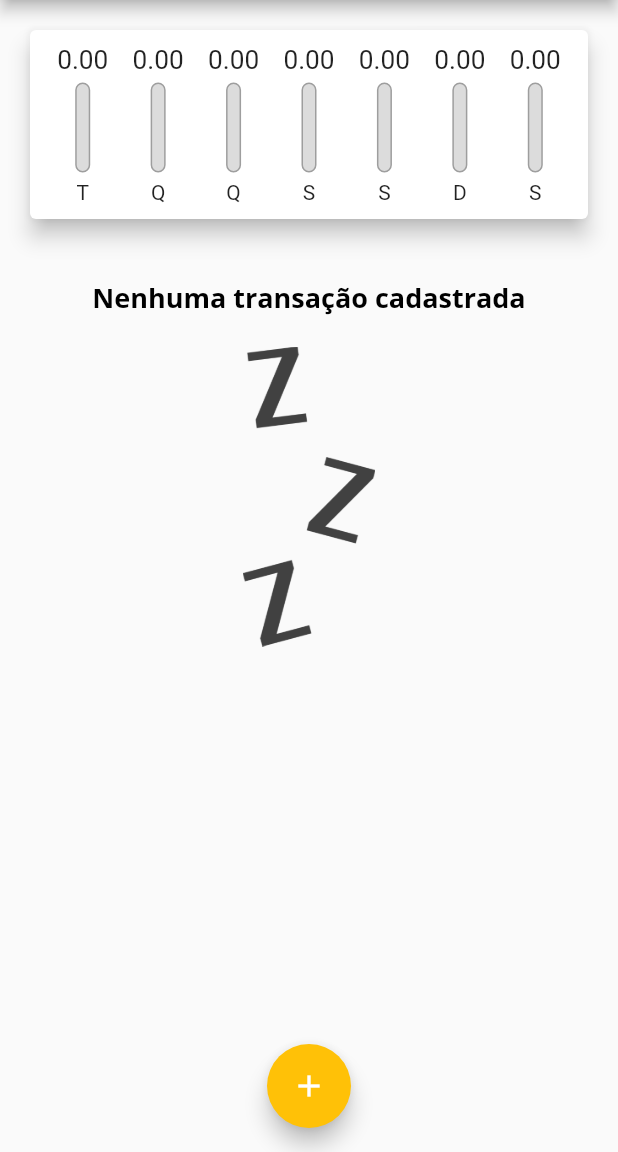
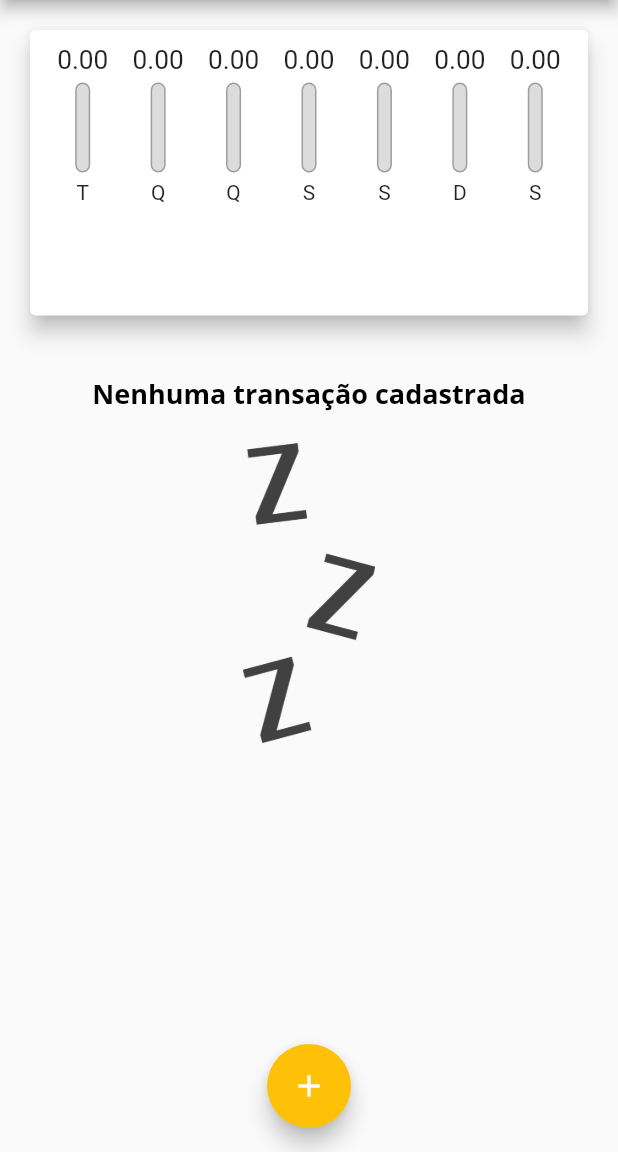
Before and after one commit to ThiagoPereira232/flutter-curso-cod3r, a Flutter app: the screen it shows after launch, on a phone screen of 412 x 824 dp, the part 84-1236 px from its top. Run offline on Flutter 3.47's test engine with Material 2 defaults, Android fonts, the phone set to English and light mode, and no system bars.

Commit message:
calculando tamanho dinamicamente

```diff
--- a/curso_flutter/expenses/lib/components/transaction_list.dart
+++ b/curso_flutter/expenses/lib/components/transaction_list.dart
@@ -10,9 +10,7 @@ class TransactionList extends StatelessWidget {
 
   @override
   Widget build(BuildContext context) {
-    return SizedBox(
-      height: 550,
-      child: transactions.isEmpty
+    return transactions.isEmpty
         ? Column(
             children: [
               const SizedBox(height: 20),
@@ -72,7 +70,6 @@ class TransactionList extends StatelessWidget {
                 ),
               );
             },
-            ),
           );
   }
 }
--- a/curso_flutter/expenses/lib/main.dart
+++ b/curso_flutter/expenses/lib/main.dart
@@ -106,8 +106,7 @@ class _MyHomePageState extends State<MyHomePage> {
 
   @override
   Widget build(BuildContext context) {
-    return Scaffold(
-      appBar: AppBar(
+    final appBar = AppBar(
       title: const Text("Despesas Pessoais"),
       actions: [
         IconButton(
@@ -115,13 +114,25 @@ class _MyHomePageState extends State<MyHomePage> {
           icon: const Icon(Icons.add),
         ),
       ],
-      ),
+    );
+    final availabelHeight = MediaQuery.of(context).size.height -
+        appBar.preferredSize.height -
+        MediaQuery.of(context).padding.top;
+
+    return Scaffold(
+      appBar: appBar,
       body: SingleChildScrollView(
         child: Column(
           crossAxisAlignment: CrossAxisAlignment.stretch,
           children: [
-            Chart(_recentTransactions),
-            TransactionList(_transaction,_removeTransaction),
+            SizedBox(
+              height: availabelHeight * 0.3,
+              child: Chart(_recentTransactions),
+            ),
+            SizedBox(
+              height: availabelHeight * 0.7,
+              child: TransactionList(_transaction, _removeTransaction),
+            ),
           ],
         ),
       ),
```
Lines whose indentation alone changed are shown as unchanged.
